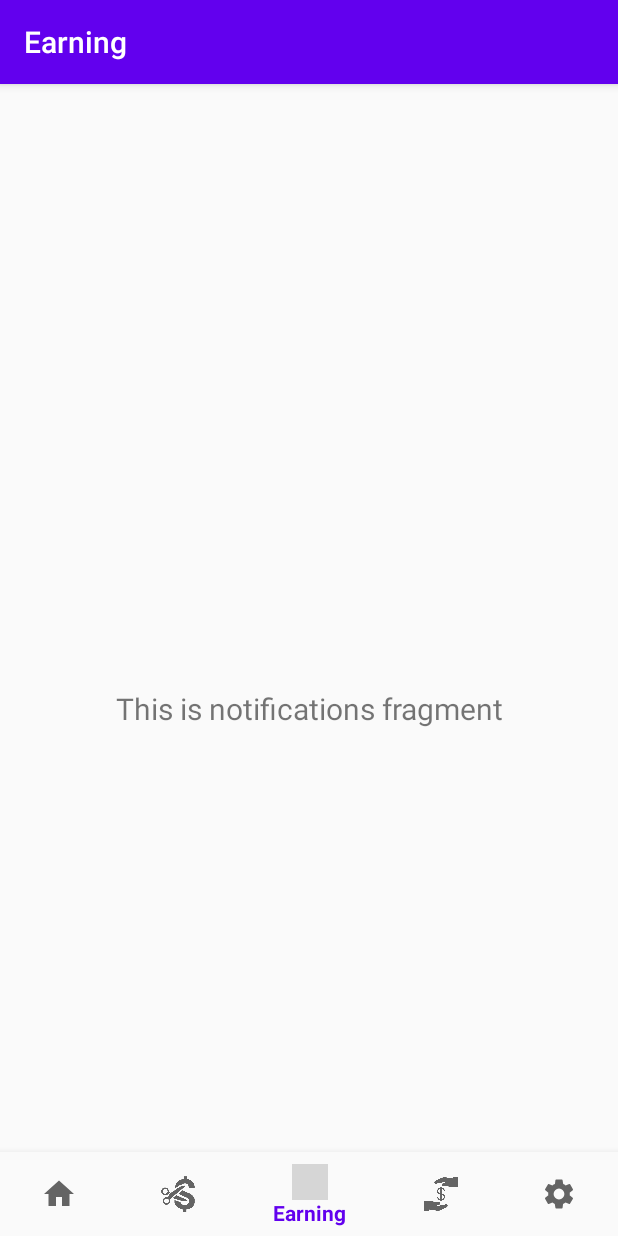
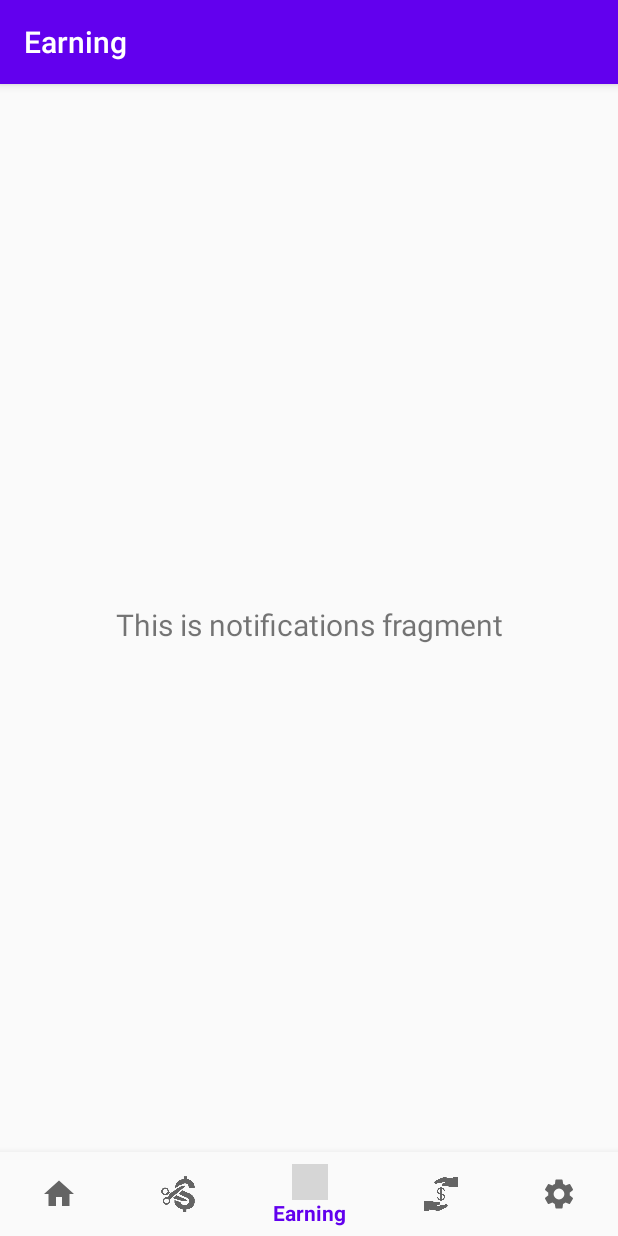
Before and after one commit to Lim1029/PersonalFinance, an Android app: the screen it shows after launch (MainActivity), item 3 of the bottom bar chosen, on a phone screen of 412 x 824 dp. Run offline under Robolectric (Android 15) with nearby library versions, the phone set to English and light mode, and no system bars; our stand-ins replace navigation-ui; libraries missing offline, so code that uses them is left out: com.parse; 2 statements that could not run were skipped; grey boxes are pictures that could not be loaded.

Commit message:
enhanced fragment view

```diff
--- a/app/src/main/java/com/example/personalfinance/ui/home/HomeFragment.java
+++ b/app/src/main/java/com/example/personalfinance/ui/home/HomeFragment.java
@@ -25,13 +25,13 @@ public class HomeFragment extends Fragment {
         homeViewModel =
                 ViewModelProviders.of(this).get(HomeViewModel.class);
         View root = inflater.inflate(R.layout.fragment_home, container, false);
-        final TextView textView = root.findViewById(R.id.text_home);
-        homeViewModel.getText().observe(getViewLifecycleOwner(), new Observer<String>() {
-            @Override
-            public void onChanged(@Nullable String s) {
-                textView.setText(s);
-            }
-        });
+//        final TextView textView = root.findViewById(R.id.text_home);
+//        homeViewModel.getText().observe(getViewLifecycleOwner(), new Observer<String>() {
+//            @Override
+//            public void onChanged(@Nullable String s) {
+//                textView.setText(s);
+//            }
+//        });
 
         GridView gv = root.findViewById(R.id.homeGrid);
         gv.setAdapter(new HomeGridAdapter(getContext()));
--- a/app/src/main/res/layout/activity_main.xml
+++ b/app/src/main/res/layout/activity_main.xml
@@ -3,8 +3,8 @@
     xmlns:app="http://schemas.android.com/apk/res-auto"
     android:id="@+id/container"
     android:layout_width="match_parent"
-    android:layout_height="match_parent"
-    android:paddingTop="?attr/actionBarSize">
+    android:layout_height="match_parent">
+<!--    android:paddingTop="?attr/actionBarSize">-->
 
     <com.google.android.material.bottomnavigation.BottomNavigationView
         android:id="@+id/nav_view"
@@ -21,8 +21,8 @@
     <fragment
         android:id="@+id/nav_host_fragment"
         android:name="androidx.navigation.fragment.NavHostFragment"
-        android:layout_width="match_parent"
-        android:layout_height="match_parent"
+        android:layout_width="0dp"
+        android:layout_height="0dp"
         app:defaultNavHost="true"
         app:layout_constraintBottom_toTopOf="@id/nav_view"
         app:layout_constraintLeft_toLeftOf="parent"
```
Also changed, not shown: app/src/main/res/layout/fragment_home.xml (+0 -23 lines).
